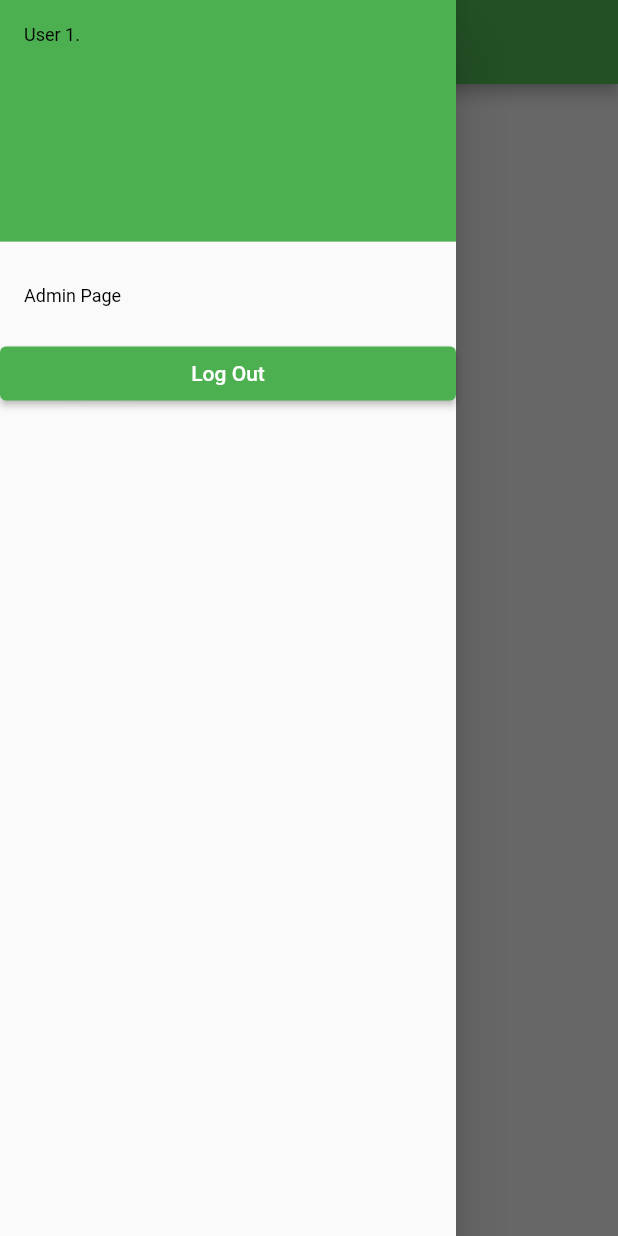
After one commit to 1665RR/food_recovery, a Flutter app: the AdminScreen screen opened directly, with the side drawer open, on a phone screen of 412 x 824 dp. The commit adds this screen. Run offline on Flutter 3.47's test engine with Material 2 defaults, Android fonts, the phone set to English and light mode, and no system bars; our stand-ins replace equatable, flutter_bloc, shared_preferences; accounts and stored records are empty; Roboto replaces fonts that are missing (Futura).

```diff
--- a/lib/models/user_model.dart
+++ b/lib/models/user_model.dart
@@ -21,10 +21,12 @@ class User {
   String ? photo;
   String ? description;
   List <MenuItem> ? menuItem;
+  List <String> ? roles;
 
 
   User({this.id, this.email, this.address,  required this.name,  this.token,
-     this.phone,  this.photo, this.description, this.menuItem
+     this.phone,  this.photo, this.description, this.menuItem,
+     this.roles
   });
 
   factory User.fromReqBody(String body) {
@@ -39,6 +41,7 @@ class User {
       phone: json['phone'],
       photo: json['photo'],
       description: json['description'],
+      roles: List<String>.from(json['roles'].map((x) => x)),
     );
   }
 
@@ -58,6 +61,7 @@ class User {
     address: json['Address'],
     phone: json['Phone'],
     photo: json['Photo'],
+    description: json['Description'],
     menuItem: List<MenuItem>.from(json["Products"].map((x) => MenuItem.fromJson(x))),
   );
 
--- /dev/null
+++ b/lib/screens/admin/admin_screen.dart
@@ -0,0 +1,93 @@
+import 'package:flutter/material.dart';
+import 'package:food_app/screens/login/login.dart';
+import 'package:shared_preferences/shared_preferences.dart';
+
+import '../../api/auth.dart';
+
+
+class AdminScreen extends StatefulWidget {
+  static const String routeName = '/';
+
+
+  static Route route() {
+    return MaterialPageRoute(
+      builder: (_) => AdminScreen(),
+      settings: const RouteSettings(name: routeName),
+    );
+  }
+
+  @override
+  State<AdminScreen> createState() => _AdminScreenState();
+}
+
+class _AdminScreenState extends State<AdminScreen> {
+
+  final AuthAPI _authAPI = AuthAPI();
+
+
+
+
+  @override
+  void initState() {
+    super.initState();
+
+  }
+
+
+
+  @override
+  Widget build(BuildContext context) {
+    return Scaffold(
+      backgroundColor: Theme.of(context).backgroundColor,
+      appBar: AppBar(title: const Text('Admin page')),
+      drawer: Drawer(
+        // Add a ListView to the drawer. This ensures the user can scroll
+        // through the options in the drawer if there isn't enough vertical
+        // space to fit everything.
+        child: ListView(
+          // Important: Remove any padding from the ListView.
+          padding: EdgeInsets.zero,
+          children: [
+            const DrawerHeader(
+              decoration: BoxDecoration(
+                color: Colors.green,
+              ),
+              child: Text('User 1.'),
+            ),
+            ListTile(
+              title: const Text('Admin Page'),
+              onTap: () {
+                // Update the state of the app
+                // ...
+                // Then close the drawer
+                Navigator.pop(context);
+              },
+            ),
+            ElevatedButton(
+              child: Text('Log Out'),
+              onPressed: () async {
+                final SharedPreferences sharedPreferences =
+                await SharedPreferences.getInstance();
+                var sharedToken = sharedPreferences.getString('token');
+                try {
+                  var req = await _authAPI.logout(sharedToken!);
+                  if (req.statusCode == 204) {
+                    sharedPreferences.remove('token');
+                    Navigator.push(
+                      context,
+                      MaterialPageRoute(builder: (context) => LoginPage()),
+                    );
+                  } else {
+                    print(req.statusCode);
+                  }
+                } on Exception catch (e) {
+                  print(e);
+                }
+              },
+            ),
+          ],
+        ),
+      ),
+    );
+  }
+}
--- a/lib/screens/basket/basket.dart
+++ b/lib/screens/basket/basket.dart
@@ -52,6 +52,7 @@ print(_basket);
       ),
       body: Padding(
         padding: const EdgeInsets.all(20.0),
+        child: SingleChildScrollView(
           child: Column(
             crossAxisAlignment: CrossAxisAlignment.start,
             children: [
@@ -90,6 +91,7 @@ print(_basket);
                         : ListView.builder(
                             shrinkWrap: true,
                             itemCount: _basket!.length,
+                        physics: const NeverScrollableScrollPhysics(),
                         itemBuilder: (context, index) {
                               return Container(
                                 width: double.infinity,
@@ -132,6 +134,7 @@ print(_basket);
             ],
           ),
         ),
+      ),
     );
   }
 }
--- a/lib/screens/shops_details/shop_details.dart
+++ b/lib/screens/shops_details/shop_details.dart
@@ -83,8 +83,9 @@ class _ShopDetailsScreenState extends State<ShopDetailsScreen> {
               padding: EdgeInsets.zero,
               shrinkWrap: true,
               physics: const NeverScrollableScrollPhysics(),
-              itemCount: widget.shop.menuItem?.length ?? 0,
+              itemCount: 1,
               itemBuilder: (context, index) {
+                print(widget.shop.menuItem?.length);
                 return _buildMenuItems(widget.shop, context, index);
               },
            ),
--- a/lib/widgets/shop_information.dart
+++ b/lib/widgets/shop_information.dart
@@ -43,7 +43,7 @@ class ShopInformation extends StatelessWidget {
             height: 5,
           ),
           Text(
-            'Lorem Ipsum has been the industry standard dummy text ever since the 1500s, when an unknown printer took a galley of type and scrambled it to make a type specimen book. It has survived not only five centuries, but also the leap into electronic typesetting.',
+            shop.description!,
             style: Theme.of(context).textTheme.bodyText1,
           ),
         ],
```
Also changed, not shown: lib/screens/login/login.dart (+25 -14 lines), lib/screens/provider/provider_screen.dart (added, +93 -0 lines), lib/screens/splash/splash.dart (+21 -2 lines). Lines whose indentation alone changed are shown as unchanged.
